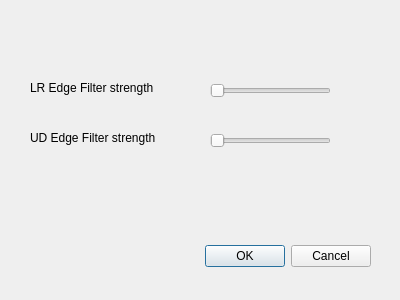
Before: the Qt Designer form StitchView/alignideaposdialog.ui in chenyufjfz/ChipPintu, drawn with Qt 5.
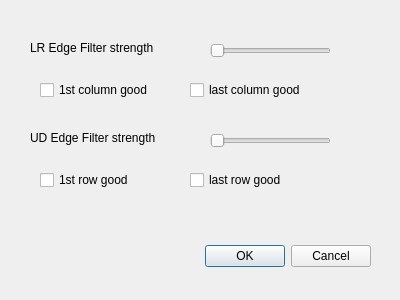
After: the same form once the commit is applied.

Commit message: Add invalid handle for 1st and last row or colume

```diff
--- a/StitchView/alignideaposdialog.ui
+++ b/StitchView/alignideaposdialog.ui
@@ -33,7 +33,7 @@
    <property name="geometry">
     <rect>
      <x>210</x>
-     <y>80</y>
+     <y>40</y>
      <width>121</width>
      <height>22</height>
     </rect>
@@ -52,7 +52,7 @@
    <property name="geometry">
     <rect>
      <x>30</x>
-     <y>80</y>
+     <y>40</y>
      <width>131</width>
      <height>16</height>
     </rect>
@@ -93,6 +93,58 @@
     <enum>Qt::Horizontal</enum>
    </property>
   </widget>
+  <widget class="QCheckBox" name="FirstColGood">
+   <property name="geometry">
+    <rect>
+     <x>40</x>
+     <y>80</y>
+     <width>131</width>
+     <height>20</height>
+    </rect>
+   </property>
+   <property name="text">
+    <string>1st column good</string>
+   </property>
+  </widget>
+  <widget class="QCheckBox" name="LastColGood">
+   <property name="geometry">
+    <rect>
+     <x>190</x>
+     <y>80</y>
+     <width>131</width>
+     <height>20</height>
+    </rect>
+   </property>
+   <property name="text">
+    <string>last column good</string>
+   </property>
+  </widget>
+  <widget class="QCheckBox" name="FirstRowGood">
+   <property name="geometry">
+    <rect>
+     <x>40</x>
+     <y>170</y>
+     <width>111</width>
+     <height>20</height>
+    </rect>
+   </property>
+   <property name="text">
+    <string>1st row good</string>
+   </property>
+  </widget>
+  <widget class="QCheckBox" name="LastRowGood">
+   <property name="geometry">
+    <rect>
+     <x>190</x>
+     <y>170</y>
+     <width>131</width>
+     <height>20</height>
+    </rect>
+   </property>
+   <property name="text">
+    <string>last row good</string>
+   </property>
+  </widget>
  </widget>
  <resources/>
  <connections>
```
The commit also changes 7 other files.
